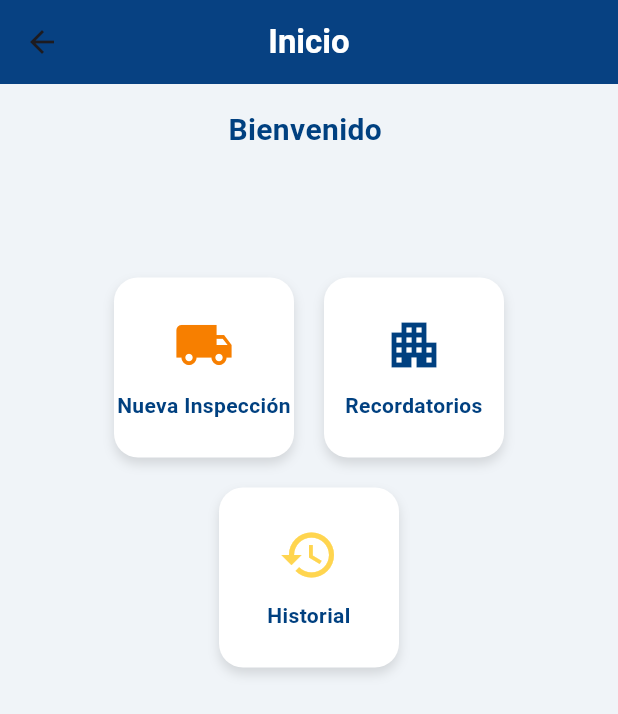
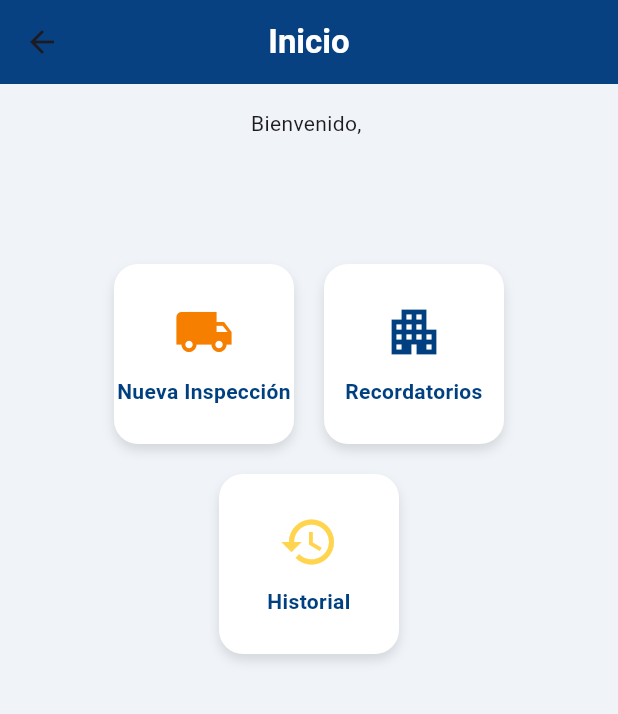
Before and after one commit to Ninjazet/inspect, a Flutter app: the HomePage screen opened directly with empty values, on a phone screen of 412 x 824 dp. Shown: the top 714 px of the screen. Run offline on Flutter 3.47's test engine with Material 3 defaults, Android fonts, the phone set to English and light mode, and no system bars; our stand-ins replace cloud_firestore, device_info_plus, firebase_auth, firebase_core, firebase_storage, get and 6 more; missing offline and left inert: pdfx, syncfusion_flutter_pdfviewer; accounts and stored records are empty.

Commit message:
Persistencia
persistensia de datos

```diff
--- a/lib/Home/home.dart
+++ b/lib/Home/home.dart
@@ -1,8 +1,16 @@
+// HomePage.dart
+
+import 'package:firebase_auth/firebase_auth.dart';
 import 'package:flutter/material.dart';
 import 'package:cloud_firestore/cloud_firestore.dart';
+import 'package:get_storage/get_storage.dart';
 import 'package:inspect/checklist.dart';
 import 'package:inspect/views/Recordatorio.dart';
 import 'package:inspect/views/historial.dart';
+
+final storage = GetStorage();
+final usuarioCache = storage.read('usuario') ?? "";
+final user = FirebaseAuth.instance.currentUser;
 
 class HomePage extends StatefulWidget {
   const HomePage({super.key, required this.userName, required this.userEmail});
@@ -15,10 +23,10 @@ class HomePage extends StatefulWidget {
 }
 
 class _HomePageState extends State<HomePage> {
-  final Color primaryBlue = const Color(0xFF004080); // Azul oscuro
-  final Color orangeAccent = const Color(0xFFF77F00); // Naranja
-  final Color yellowSoft = const Color(0xFFFFD54F); // Amarillo suave
-  final Color grayLight = const Color(0xFFF0F4F8); // Gris claro de fondo
+  final Color primaryBlue = const Color(0xFF004080); // Dark Blue
+  final Color orangeAccent = const Color(0xFFF77F00); // Orange
+  final Color yellowSoft = const Color(0xFFFFD54F); // Soft Yellow
+  final Color grayLight = const Color(0xFFF0F4F8); // Light gray background
 
   final _notasCollection = FirebaseFirestore.instance.collection('notas');
 
@@ -46,11 +54,10 @@ class _HomePageState extends State<HomePage> {
       showDialog(
         context: context,
         builder: (_) => AlertDialog(
-                    title: Text('Recordatorios', style: TextStyle(color: primaryBlue, fontWeight: FontWeight.bold)),
-
+            title: Text('Recordatorios', style: TextStyle(color: primaryBlue, fontWeight: FontWeight.bold)),
           content: Text('Hay recordatorios pendientes para hoy.',style: TextStyle(color: primaryBlue)),
           actions: [
-             TextButton(
+              TextButton(
               onPressed: () => Navigator.of(context).pop(),
               child: Text('Cerrar', style: TextStyle(color: orangeAccent)),
             ),
@@ -72,7 +79,7 @@ class _HomePageState extends State<HomePage> {
         width: 120,
         height: 120,
         decoration: BoxDecoration(
-          color: Colors.white, // fondo blanco para contraste
+          color: Colors.white, // white background for contrast
           borderRadius: BorderRadius.circular(16),
           boxShadow: [
             BoxShadow(
@@ -92,7 +99,7 @@ class _HomePageState extends State<HomePage> {
               textAlign: TextAlign.center,
               style: TextStyle(
                 fontWeight: FontWeight.w600,
-                color: primaryBlue, // texto en azul oscuro
+                color: primaryBlue, // dark blue text
               ),
             ),
           ],
@@ -130,13 +137,9 @@ class _HomePageState extends State<HomePage> {
           children: [
             Center(
               child: Text(
-                "Bienvenido ${widget.userName}",
-                style: TextStyle(
-                  fontSize: 20,
-                  fontWeight: FontWeight.bold,
-                  color: primaryBlue,
-                ),
+                "Bienvenido, ${widget.userName}",
               ),
+
             ),
             const SizedBox(height: 84),
             Center(
--- a/lib/views/Ayuda_page.dart
+++ b/lib/views/Ayuda_page.dart
@@ -15,7 +15,7 @@ class AyudaPage extends StatelessWidget {
       appBar: AppBar(
         backgroundColor: _primary,
         centerTitle: true,
-        title: const Text('Ayuda'),
+         title:  Text('Ayuda', style: TextStyle(color: Colors.white,fontWeight: FontWeight.bold,),),
         elevation: 0,
       ),
       body: SingleChildScrollView(
```
Also changed, not shown: lib/main.dart (+19 -2 lines), lib/views/login_screen.dart (+13 -11 lines).
